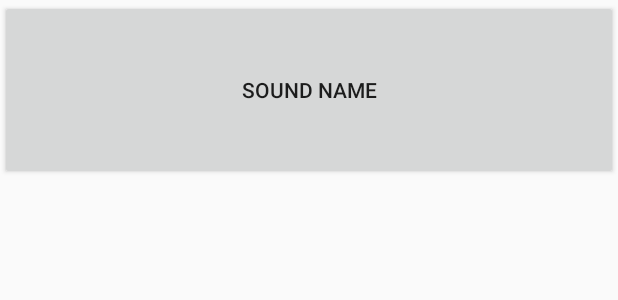
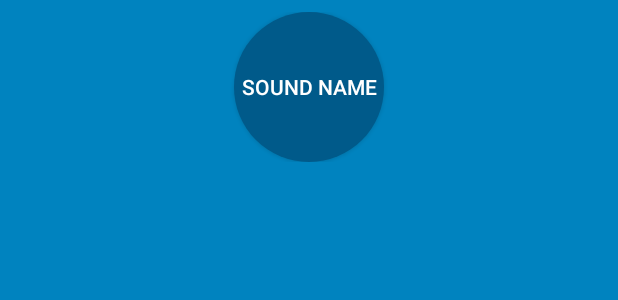
Before and after one commit to little-android/BeatBox, an Android app: the layout list_item_sound.xml on its own in the app's theme, with its tools: preview values and no code run, on a phone screen of 412 x 824 dp. Shown: the top 300 px of the screen. Run offline under Robolectric (Android 15) with nearby library versions, the phone set to English and light mode, and no system bars.

Commit message:
定制主题样式, 修改按钮状态

```diff
--- /dev/null
+++ b/app/src/main/res/drawable/button_beat_box.xml
@@ -0,0 +1,6 @@
+<?xml version="1.0" encoding="utf-8"?>
+<selector xmlns:android="http://schemas.android.com/apk/res/android">
+    <item android:drawable="@drawable/button_beat_box_pressed"
+        android:state_pressed="true" />
+    <item android:drawable="@drawable/button_beat_box_normal" />
+</selector>
--- /dev/null
+++ b/app/src/main/res/drawable/button_beat_box_normal.xml
@@ -0,0 +1,7 @@
+<?xml version="1.0" encoding="utf-8"?>
+<shape xmlns:android="http://schemas.android.com/apk/res/android"
+    android:shape="oval">
+
+    <solid
+        android:color="@color/dark_blue"/>
+</shape>
--- /dev/null
+++ b/app/src/main/res/drawable/button_beat_box_pressed.xml
@@ -0,0 +1,7 @@
+<?xml version="1.0" encoding="utf-8"?>
+<shape xmlns:android="http://schemas.android.com/apk/res/android"
+    android:shape="oval">
+
+    <solid
+        android:color="@color/red" />
+</shape>
--- a/app/src/main/res/layout/list_item_sound.xml
+++ b/app/src/main/res/layout/list_item_sound.xml
@@ -8,10 +8,19 @@
             type="com.codve.beatbox.SoundViewModel" />
     </data>
 
-    <Button
+    <FrameLayout
         android:layout_width="match_parent"
-        android:layout_height="120dp"
-        tools:text="sound name"
-        android:text="@{viewModel.title}"
-        android:onClick="@{() ->viewModel.onButtonClicked()}"/>
+        android:layout_height="wrap_content"
+        android:layout_margin="8dp">
+
+        <Button
+            android:layout_width="100dp"
+            android:layout_height="100dp"
+            android:layout_gravity="center"
+            tools:text="sound name"
+            android:text="@{viewModel.title}"
+            android:onClick="@{() ->viewModel.onButtonClicked()}" />
+
+    </FrameLayout>
+
 </layout>
--- a/app/src/main/res/values/colors.xml
+++ b/app/src/main/res/values/colors.xml
@@ -3,4 +3,10 @@
     <color name="colorPrimary">#008577</color>
     <color name="colorPrimaryDark">#00574B</color>
     <color name="colorAccent">#D81B60</color>
+
+    <color name="red">#f44336</color>
+    <color name="dark_red">#c3352b</color>
+    <color name="gray">#607d8b</color>
+    <color name="soothing_blue">#0083bf</color>
+    <color name="dark_blue">#005a8a</color>
 </resources>
--- a/app/src/main/res/values/styles.xml
+++ b/app/src/main/res/values/styles.xml
@@ -1,11 +1,17 @@
 <resources>
 
     <!-- Base application theme. -->
-    <style name="AppTheme" parent="Theme.AppCompat.Light.DarkActionBar">
+    <style name="AppTheme" parent="Theme.AppCompat">
         <!-- Customize your theme here. -->
-        <item name="colorPrimary">@color/colorPrimary</item>
-        <item name="colorPrimaryDark">@color/colorPrimaryDark</item>
-        <item name="colorAccent">@color/colorAccent</item>
+        <item name="colorPrimary">@color/red</item>
+        <item name="colorPrimaryDark">@color/dark_red</item>
+        <item name="colorAccent">@color/gray</item>
+        <item name="android:windowBackground">@color/soothing_blue</item>
+        <item name="buttonStyle">@style/BeatBoxButton</item>
+    </style>
+
+    <style name="BeatBoxButton" parent="Widget.AppCompat.Button">
+        <item name="android:background">@drawable/button_beat_box</item>
     </style>
 
 </resources>
```
